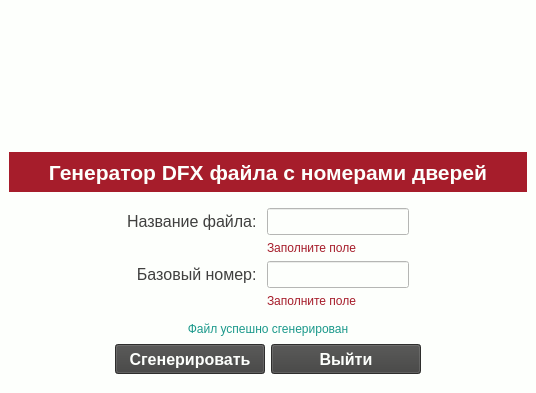
Before: the Qt Designer form ui/interface.ui in vdovkin/Lychki-QDoors, drawn with Qt 5.
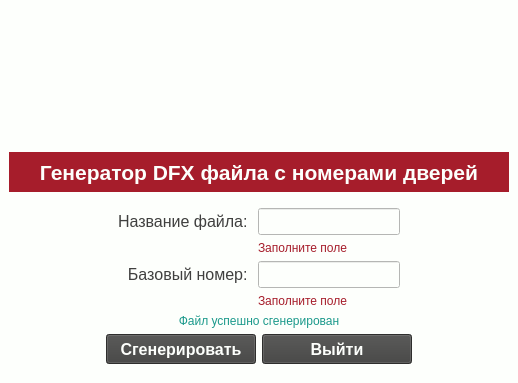
After: the same form once the commit is applied. Icons and pictures are not drawn.

The edit to the form file:
```diff
--- a/ui/interface.ui
+++ b/ui/interface.ui
@@ -6,8 +6,8 @@
    <rect>
     <x>0</x>
     <y>0</y>
-    <width>536</width>
-    <height>393</height>
+    <width>518</width>
+    <height>379</height>
    </rect>
   </property>
   <property name="windowTitle">
@@ -102,12 +102,12 @@
      </widget>
     </item>
     <item>
-     <layout class="QGridLayout" name="gridLayout" columnstretch="0,0,0,0,0">
+     <layout class="QGridLayout" name="gridLayout" columnstretch="0,0,0,0">
       <property name="topMargin">
        <number>10</number>
       </property>
       <property name="bottomMargin">
-       <number>5</number>
+       <number>0</number>
       </property>
       <item row="4" column="2">
        <widget class="QLabel" name="basic_number_error">
@@ -292,9 +292,6 @@
       <property name="alignment">
        <set>Qt::AlignCenter</set>
       </property>
-      <property name="margin">
-       <number>5</number>
-      </property>
      </widget>
     </item>
     <item>
```
Left out of the diff: 10 changed lines with no effect on the pictures.
